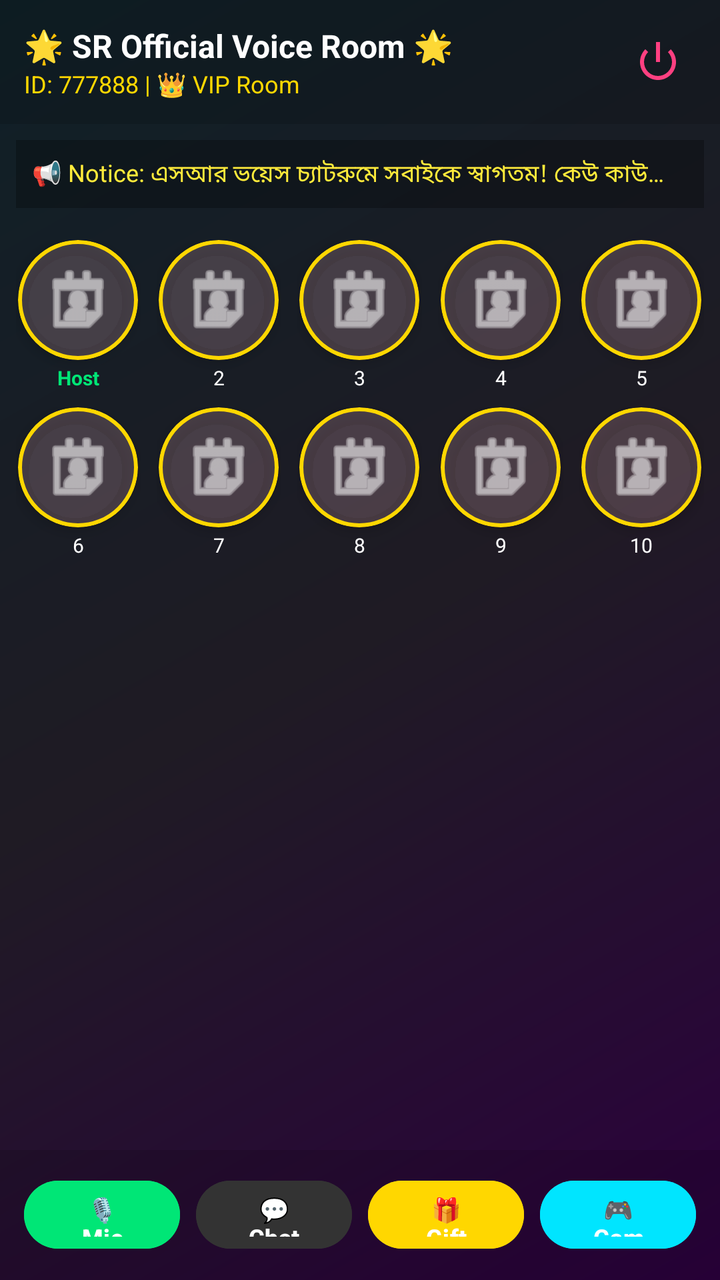
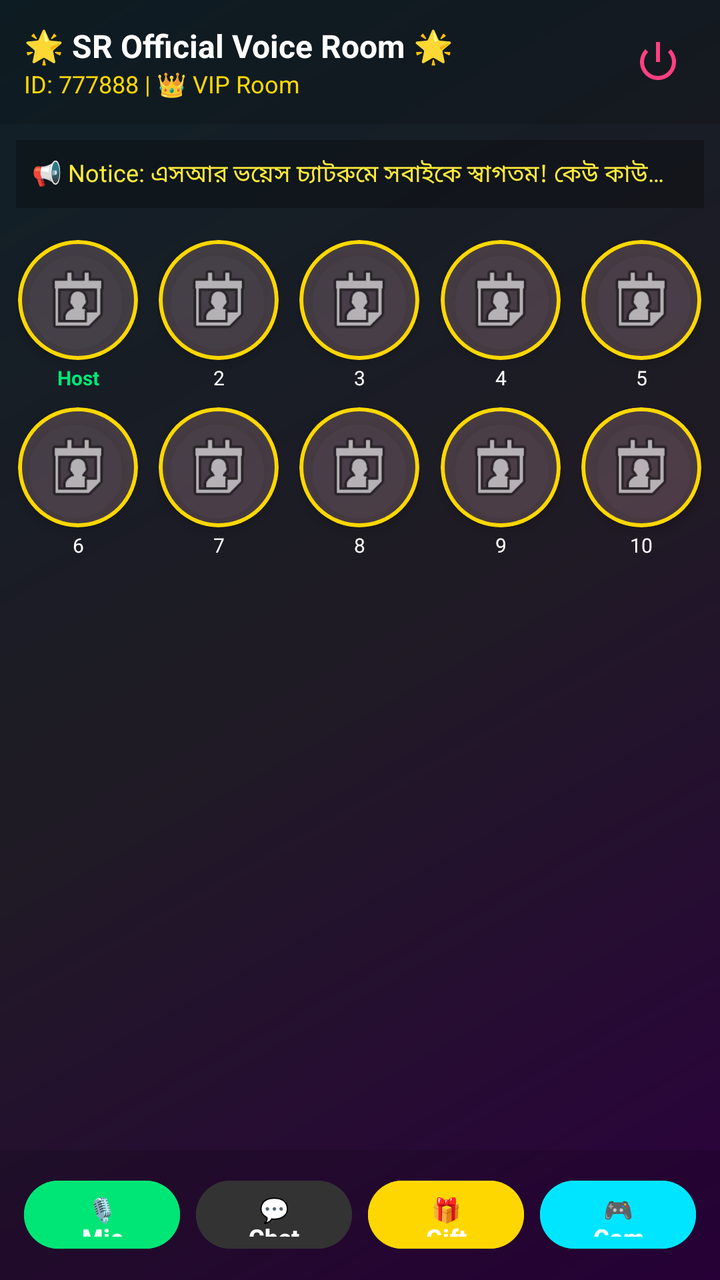

Compare the two renders of this Android layout. The source of the first and the diff that turns it into the second are given below.
<!-- AndroidManifest.xml: activity theme Theme.SRVoiceChat -->
<!-- res/layout/activity_voice_room.xml -->
<?xml version="1.0" encoding="utf-8"?>
<LinearLayout xmlns:android="http://schemas.android.com/apk/res/android"
    xmlns:app="http://schemas.android.com/apk/res-auto"
    android:layout_width="match_parent"
    android:layout_height="match_parent"
    android:orientation="vertical"
    android:background="@drawable/voice_room_bg">

    
    <LinearLayout
        android:layout_width="match_parent"
        android:layout_height="wrap_content"
        android:orientation="horizontal"
        android:padding="12dp"
        android:gravity="center_vertical"
        android:background="#22000000">

        <LinearLayout
            android:layout_width="0dp"
            android:layout_height="wrap_content"
            android:layout_weight="1"
            android:orientation="vertical">

            <TextView
                android:layout_width="wrap_content"
                android:layout_height="wrap_content"
                android:text="🌟 SR Official Voice Room 🌟"
                android:textColor="#FFFFFF"
                android:textSize="16sp"
                android:textStyle="bold" />

            <TextView
                android:layout_width="wrap_content"
                android:layout_height="wrap_content"
                android:text="ID: 777888 | 👑 VIP Room"
                android:textColor="#FFD700"
                android:textSize="12sp" />
        </LinearLayout>

        
        <ImageButton
            android:id="@+id/btnPower"
            android:layout_width="38dp"
            android:layout_height="38dp"
            android:background="?attr/selectableItemBackgroundBorderless"
            android:src="@android:drawable/ic_lock_power_off"
            android:tint="#FF4081"
            android:contentDescription="Power Button" />
    </LinearLayout>

    
    <TextView
        android:layout_width="match_parent"
        android:layout_height="wrap_content"
        android:text="📢 Notice: এসআর ভয়েস চ্যাটরুমে সবাইকে স্বাগতম! কেউ কাউকে অশ্লীল গালিগালাজ করবেন না।"
        android:textColor="#FFEB3B"
        android:textSize="12sp"
        android:padding="8dp"
        android:background="#44000000"
        android:layout_margin="8dp"
        android:maxLines="1"
        android:ellipsize="end"/>

    
    <GridLayout
        android:layout_width="match_parent"
        android:layout_height="wrap_content"
        android:columnCount="5"
        android:padding="4dp"
        android:alignmentMode="alignMargins"
        android:columnOrderPreserved="false"
        android:gravity="center">

        
        <LinearLayout android:layout_width="0dp" android:layout_height="wrap_content" android:layout_columnWeight="1" android:orientation="vertical" android:gravity="center" android:layout_margin="4dp">
            <androidx.cardview.widget.CardView
                android:id="@+id/seatCard1"
                android:layout_width="60dp"
                android:layout_height="60dp"
                app:cardCornerRadius="30dp"
                app:cardElevation="4dp"
                app:cardBackgroundColor="@android:color/transparent">
                <ImageView
                    android:id="@+id/seatImg1"
                    android:layout_width="match_parent"
                    android:layout_height="match_parent"
                    android:scaleType="centerCrop"
                    android:background="@drawable/bg_circle_pink"
                    android:src="@android:drawable/ic_menu_my_calendar"
                    android:padding="10dp"
                    android:tint="#FFFFFF"/>
            </androidx.cardview.widget.CardView>
            <TextView android:id="@+id/seatTxt1" android:layout_width="65dp" android:layout_height="wrap_content" android:text="Host" android:textColor="#00E676" android:textSize="10sp" android:textStyle="bold" android:gravity="center" android:layout_marginTop="2dp" android:maxLines="1" android:ellipsize="end"/>
        </LinearLayout>

        
        <LinearLayout android:layout_width="0dp" android:layout_height="wrap_content" android:layout_columnWeight="1" android:orientation="vertical" android:gravity="center" android:layout_margin="4dp">
            <androidx.cardview.widget.CardView
                android:id="@+id/seatCard2"
                android:layout_width="60dp"
                android:layout_height="60dp"
                app:cardCornerRadius="30dp"
                app:cardElevation="4dp"
                app:cardBackgroundColor="@android:color/transparent">
                <ImageView
                    android:id="@+id/seatImg2"
                    android:layout_width="match_parent"
                    android:layout_height="match_parent"
                    android:scaleType="centerCrop"
                    android:background="@drawable/bg_circle_pink"
                    android:src="@android:drawable/ic_menu_my_calendar"
                    android:padding="10dp"
                    android:tint="#FFFFFF"/>
            </androidx.cardview.widget.CardView>
            <TextView android:id="@+id/seatTxt2" android:layout_width="65dp" android:layout_height="wrap_content" android:text="2" android:textColor="#FFFFFF" android:textSize="10sp" android:gravity="center" android:layout_marginTop="2dp" android:maxLines="1" android:ellipsize="end"/>
        </LinearLayout>

        
        <LinearLayout android:layout_width="0dp" android:layout_height="wrap_content" android:layout_columnWeight="1" android:orientation="vertical" android:gravity="center" android:layout_margin="4dp">
            <androidx.cardview.widget.CardView
                android:id="@+id/seatCard3"
                android:layout_width="60dp"
                android:layout_height="60dp"
                app:cardCornerRadius="30dp"
                app:cardElevation="4dp"
                app:cardBackgroundColor="@android:color/transparent">
                <ImageView
                    android:id="@+id/seatImg3"
                    android:layout_width="match_parent"
                    android:layout_height="match_parent"
                    android:scaleType="centerCrop"
                    android:background="@drawable/bg_circle_pink"
                    android:src="@android:drawable/ic_menu_my_calendar"
                    android:padding="10dp"
                    android:tint="#FFFFFF"/>
            </androidx.cardview.widget.CardView>
            <TextView android:id="@+id/seatTxt3" android:layout_width="65dp" android:layout_height="wrap_content" android:text="3" android:textColor="#FFFFFF" android:textSize="10sp" android:gravity="center" android:layout_marginTop="2dp" android:maxLines="1" android:ellipsize="end"/>
        </LinearLayout>

        
        <LinearLayout android:layout_width="0dp" android:layout_height="wrap_content" android:layout_columnWeight="1" android:orientation="vertical" android:gravity="center" android:layout_margin="4dp">
            <androidx.cardview.widget.CardView
                android:id="@+id/seatCard4"
                android:layout_width="60dp"
                android:layout_height="60dp"
                app:cardCornerRadius="30dp"
                app:cardElevation="4dp"
                app:cardBackgroundColor="@android:color/transparent">
                <ImageView
                    android:id="@+id/seatImg4"
                    android:layout_width="match_parent"
                    android:layout_height="match_parent"
                    android:scaleType="centerCrop"
                    android:background="@drawable/bg_circle_pink"
                    android:src="@android:drawable/ic_menu_my_calendar"
                    android:padding="10dp"
                    android:tint="#FFFFFF"/>
            </androidx.cardview.widget.CardView>
            <TextView android:id="@+id/seatTxt4" android:layout_width="65dp" android:layout_height="wrap_content" android:text="4" android:textColor="#FFFFFF" android:textSize="10sp" android:gravity="center" android:layout_marginTop="2dp" android:maxLines="1" android:ellipsize="end"/>
        </LinearLayout>

        
        <LinearLayout android:layout_width="0dp" android:layout_height="wrap_content" android:layout_columnWeight="1" android:orientation="vertical" android:gravity="center" android:layout_margin="4dp">
            <androidx.cardview.widget.CardView
                android:id="@+id/seatCard5"
                android:layout_width="60dp"
                android:layout_height="60dp"
                app:cardCornerRadius="30dp"
                app:cardElevation="4dp"
                app:cardBackgroundColor="@android:color/transparent">
                <ImageView
                    android:id="@+id/seatImg5"
                    android:layout_width="match_parent"
                    android:layout_height="match_parent"
                    android:scaleType="centerCrop"
                    android:background="@drawable/bg_circle_pink"
                    android:src="@android:drawable/ic_menu_my_calendar"
                    android:padding="10dp"
                    android:tint="#FFFFFF"/>
            </androidx.cardview.widget.CardView>
            <TextView android:id="@+id/seatTxt5" android:layout_width="65dp" android:layout_height="wrap_content" android:text="5" android:textColor="#FFFFFF" android:textSize="10sp" android:gravity="center" android:layout_marginTop="2dp" android:maxLines="1" android:ellipsize="end"/>
        </LinearLayout>

        
        <LinearLayout android:layout_width="0dp" android:layout_height="wrap_content" android:layout_columnWeight="1" android:orientation="vertical" android:gravity="center" android:layout_margin="4dp">
            <androidx.cardview.widget.CardView
                android:id="@+id/seatCard6"
                android:layout_width="60dp"
                android:layout_height="60dp"
                app:cardCornerRadius="30dp"
                app:cardElevation="4dp"
                app:cardBackgroundColor="@android:color/transparent">
                <ImageView
                    android:id="@+id/seatImg6"
                    android:layout_width="match_parent"
                    android:layout_height="match_parent"
                    android:scaleType="centerCrop"
                    android:background="@drawable/bg_circle_pink"
                    android:src="@android:drawable/ic_menu_my_calendar"
                    android:padding="10dp"
                    android:tint="#FFFFFF"/>
            </androidx.cardview.widget.CardView>
            <TextView android:id="@+id/seatTxt6" android:layout_width="65dp" android:layout_height="wrap_content" android:text="6" android:textColor="#FFFFFF" android:textSize="10sp" android:gravity="center" android:layout_marginTop="2dp" android:maxLines="1" android:ellipsize="end"/>
        </LinearLayout>

        
        <LinearLayout android:layout_width="0dp" android:layout_height="wrap_content" android:layout_columnWeight="1" android:orientation="vertical" android:gravity="center" android:layout_margin="4dp">
            <androidx.cardview.widget.CardView
                android:id="@+id/seatCard7"
                android:layout_width="60dp"
                android:layout_height="60dp"
                app:cardCornerRadius="30dp"
                app:cardElevation="4dp"
                app:cardBackgroundColor="@android:color/transparent">
                <ImageView
                    android:id="@+id/seatImg7"
                    android:layout_width="match_parent"
                    android:layout_height="match_parent"
                    android:scaleType="centerCrop"
                    android:background="@drawable/bg_circle_pink"
                    android:src="@android:drawable/ic_menu_my_calendar"
                    android:padding="10dp"
                    android:tint="#FFFFFF"/>
            </androidx.cardview.widget.CardView>
            <TextView android:id="@+id/seatTxt7" android:layout_width="65dp" android:layout_height="wrap_content" android:text="7" android:textColor="#FFFFFF" android:textSize="10sp" android:gravity="center" android:layout_marginTop="2dp" android:maxLines="1" android:ellipsize="end"/>
        </LinearLayout>

        
        <LinearLayout android:layout_width="0dp" android:layout_height="wrap_content" android:layout_columnWeight="1" android:orientation="vertical" android:gravity="center" android:layout_margin="4dp">
            <androidx.cardview.widget.CardView
                android:id="@+id/seatCard8"
                android:layout_width="60dp"
                android:layout_height="60dp"
                app:cardCornerRadius="30dp"
                app:cardElevation="4dp"
                app:cardBackgroundColor="@android:color/transparent">
                <ImageView
                    android:id="@+id/seatImg8"
                    android:layout_width="match_parent"
                    android:layout_height="match_parent"
                    android:scaleType="centerCrop"
                    android:background="@drawable/bg_circle_pink"
                    android:src="@android:drawable/ic_menu_my_calendar"
                    android:padding="10dp"
                    android:tint="#FFFFFF"/>
            </androidx.cardview.widget.CardView>
            <TextView android:id="@+id/seatTxt8" android:layout_width="65dp" android:layout_height="wrap_content" android:text="8" android:textColor="#FFFFFF" android:textSize="10sp" android:gravity="center" android:layout_marginTop="2dp" android:maxLines="1" android:ellipsize="end"/>
        </LinearLayout>

        
        <LinearLayout android:layout_width="0dp" android:layout_height="wrap_content" android:layout_columnWeight="1" android:orientation="vertical" android:gravity="center" android:layout_margin="4dp">
            <androidx.cardview.widget.CardView
                android:id="@+id/seatCard9"
                android:layout_width="60dp"
                android:layout_height="60dp"
                app:cardCornerRadius="30dp"
                app:cardElevation="4dp"
                app:cardBackgroundColor="@android:color/transparent">
                <ImageView
                    android:id="@+id/seatImg9"
                    android:layout_width="match_parent"
                    android:layout_height="match_parent"
                    android:scaleType="centerCrop"
                    android:background="@drawable/bg_circle_pink"
                    android:src="@android:drawable/ic_menu_my_calendar"
                    android:padding="10dp"
                    android:tint="#FFFFFF"/>
            </androidx.cardview.widget.CardView>
            <TextView android:id="@+id/seatTxt9" android:layout_width="65dp" android:layout_height="wrap_content" android:text="9" android:textColor="#FFFFFF" android:textSize="10sp" android:gravity="center" android:layout_marginTop="2dp" android:maxLines="1" android:ellipsize="end"/>
        </LinearLayout>

        
        <LinearLayout android:layout_width="0dp" android:layout_height="wrap_content" android:layout_columnWeight="1" android:orientation="vertical" android:gravity="center" android:layout_margin="4dp">
            <androidx.cardview.widget.CardView
                android:id="@+id/seatCard10"
                android:layout_width="60dp"
                android:layout_height="60dp"
                app:cardCornerRadius="30dp"
                app:cardElevation="4dp"
                app:cardBackgroundColor="@android:color/transparent">
                <ImageView
                    android:id="@+id/seatImg10"
                    android:layout_width="match_parent"
                    android:layout_height="match_parent"
                    android:scaleType="centerCrop"
                    android:background="@drawable/bg_circle_pink"
                    android:src="@android:drawable/ic_menu_my_calendar"
                    android:padding="10dp"
                    android:tint="#FFFFFF"/>
            </androidx.cardview.widget.CardView>
            <TextView android:id="@+id/seatTxt10" android:layout_width="65dp" android:layout_height="wrap_content" android:text="10" android:textColor="#FFFFFF" android:textSize="10sp" android:gravity="center" android:layout_marginTop="2dp" android:maxLines="1" android:ellipsize="end"/>
        </LinearLayout>

    </GridLayout>

    
    <ListView
        android:id="@+id/chatListView"
        android:layout_width="match_parent"
        android:layout_height="0dp"
        android:layout_weight="1"
        android:divider="@null"
        android:stackFromBottom="true"
        android:transcriptMode="normal"
        android:padding="8dp"/>

    
    <LinearLayout
        android:layout_width="match_parent"
        android:layout_height="65dp"
        android:orientation="horizontal"
        android:background="#22000000"
        android:gravity="center"
        android:paddingHorizontal="8dp">

        <Button
            android:id="@+id/btnMicToggle"
            android:layout_width="0dp"
            android:layout_height="42dp"
            android:layout_weight="1"
            android:text="🎙️ Mic"
            android:textColor="#FFFFFF"
            android:textSize="12sp"
            android:backgroundTint="#00E676"
            android:layout_marginHorizontal="4dp"
            android:textStyle="bold"/>

        <Button
            android:id="@+id/btnChatOption"
            android:layout_width="0dp"
            android:layout_height="42dp"
            android:layout_weight="1"
            android:text="💬 Chat"
            android:textColor="#FFFFFF"
            android:textSize="12sp"
            android:backgroundTint="#333333"
            android:layout_marginHorizontal="4dp"
            android:textStyle="bold"/>

        <Button
            android:id="@+id/btnGiftBox"
            android:layout_width="0dp"
            android:layout_height="42dp"
            android:layout_weight="1"
            android:text="🎁 Gift"
            android:textColor="#FFFFFF"
            android:textSize="12sp"
            android:backgroundTint="#FFD700"
            android:layout_marginHorizontal="4dp"
            android:textStyle="bold"/>

        <Button
            android:id="@+id/btnGameBox"
            android:layout_width="0dp"
            android:layout_height="42dp"
            android:layout_weight="1"
            android:text="🎮 Game"
            android:textColor="#FFFFFF"
            android:textSize="12sp"
            android:backgroundTint="#00E5FF"
            android:layout_marginHorizontal="4dp"
            android:textStyle="bold"/>

    </LinearLayout>

</LinearLayout>
<!-- resources referenced by this layout -->
<resources>
  <!-- drawable bg_circle_pink (drawable) -->
  <?xml version="1.0" encoding="utf-8"?>
  <shape xmlns:android="http://schemas.android.com/apk/res/android"
      android:shape="oval">
      
      <solid android:color="#33FFC0CB" />
      
      
      <stroke 
          android:width="2dp" 
          android:color="#FFD700" />
  </shape>
  <!-- drawable voice_room_bg (drawable) -->
  <?xml version="1.0" encoding="utf-8"?>
  <shape xmlns:android="http://schemas.android.com/apk/res/android">
      <gradient
          android:angle="135"
          android:startColor="#2C003E"
          android:centerColor="#1F1B24"
          android:endColor="#0F2027"
          android:type="linear" />
  </shape>
  <style name="Theme.SRVoiceChat" parent="Theme.Material3.DayNight.NoActionBar">
          <item name="colorPrimary">#FF4081</item>
          <item name="android:statusBarColor">#FF4081</item>
          <item name="android:windowLightStatusBar">true</item>
      </style>
</resources>

<!-- the commit's change to res/layout/activity_voice_room.xml (unified diff, before → after) -->
@@ -87,8 +87,7 @@
                     android:scaleType="centerCrop"
                     android:background="@drawable/bg_circle_pink"
                     android:src="@android:drawable/ic_menu_my_calendar"
-                    android:padding="10dp"
-                    android:tint="#FFFFFF"/>
+                    android:padding="10dp"/>
             </androidx.cardview.widget.CardView>
             <TextView android:id="@+id/seatTxt1" android:layout_width="65dp" android:layout_height="wrap_content" android:text="Host" android:textColor="#00E676" android:textSize="10sp" android:textStyle="bold" android:gravity="center" android:layout_marginTop="2dp" android:maxLines="1" android:ellipsize="end"/>
         </LinearLayout>
@@ -109,8 +108,7 @@
                     android:scaleType="centerCrop"
                     android:background="@drawable/bg_circle_pink"
                     android:src="@android:drawable/ic_menu_my_calendar"
-                    android:padding="10dp"
-                    android:tint="#FFFFFF"/>
+                    android:padding="10dp"/>
             </androidx.cardview.widget.CardView>
             <TextView android:id="@+id/seatTxt2" android:layout_width="65dp" android:layout_height="wrap_content" android:text="2" android:textColor="#FFFFFF" android:textSize="10sp" android:gravity="center" android:layout_marginTop="2dp" android:maxLines="1" android:ellipsize="end"/>
         </LinearLayout>
@@ -131,8 +129,7 @@
                     android:scaleType="centerCrop"
                     android:background="@drawable/bg_circle_pink"
                     android:src="@android:drawable/ic_menu_my_calendar"
-                    android:padding="10dp"
-                    android:tint="#FFFFFF"/>
+                    android:padding="10dp"/>
             </androidx.cardview.widget.CardView>
             <TextView android:id="@+id/seatTxt3" android:layout_width="65dp" android:layout_height="wrap_content" android:text="3" android:textColor="#FFFFFF" android:textSize="10sp" android:gravity="center" android:layout_marginTop="2dp" android:maxLines="1" android:ellipsize="end"/>
         </LinearLayout>
@@ -153,8 +150,7 @@
                     android:scaleType="centerCrop"
                     android:background="@drawable/bg_circle_pink"
                     android:src="@android:drawable/ic_menu_my_calendar"
-                    android:padding="10dp"
-                    android:tint="#FFFFFF"/>
+                    android:padding="10dp"/>
             </androidx.cardview.widget.CardView>
             <TextView android:id="@+id/seatTxt4" android:layout_width="65dp" android:layout_height="wrap_content" android:text="4" android:textColor="#FFFFFF" android:textSize="10sp" android:gravity="center" android:layout_marginTop="2dp" android:maxLines="1" android:ellipsize="end"/>
         </LinearLayout>
@@ -175,8 +171,7 @@
                     android:scaleType="centerCrop"
                     android:background="@drawable/bg_circle_pink"
                     android:src="@android:drawable/ic_menu_my_calendar"
-                    android:padding="10dp"
-                    android:tint="#FFFFFF"/>
+                    android:padding="10dp"/>
             </androidx.cardview.widget.CardView>
             <TextView android:id="@+id/seatTxt5" android:layout_width="65dp" android:layout_height="wrap_content" android:text="5" android:textColor="#FFFFFF" android:textSize="10sp" android:gravity="center" android:layout_marginTop="2dp" android:maxLines="1" android:ellipsize="end"/>
         </LinearLayout>
@@ -197,8 +192,7 @@
                     android:scaleType="centerCrop"
                     android:background="@drawable/bg_circle_pink"
                     android:src="@android:drawable/ic_menu_my_calendar"
-                    android:padding="10dp"
-                    android:tint="#FFFFFF"/>
+                    android:padding="10dp"/>
             </androidx.cardview.widget.CardView>
             <TextView android:id="@+id/seatTxt6" android:layout_width="65dp" android:layout_height="wrap_content" android:text="6" android:textColor="#FFFFFF" android:textSize="10sp" android:gravity="center" android:layout_marginTop="2dp" android:maxLines="1" android:ellipsize="end"/>
         </LinearLayout>
@@ -219,8 +213,7 @@
                     android:scaleType="centerCrop"
                     android:background="@drawable/bg_circle_pink"
                     android:src="@android:drawable/ic_menu_my_calendar"
-                    android:padding="10dp"
-                    android:tint="#FFFFFF"/>
+                    android:padding="10dp"/>
             </androidx.cardview.widget.CardView>
             <TextView android:id="@+id/seatTxt7" android:layout_width="65dp" android:layout_height="wrap_content" android:text="7" android:textColor="#FFFFFF" android:textSize="10sp" android:gravity="center" android:layout_marginTop="2dp" android:maxLines="1" android:ellipsize="end"/>
         </LinearLayout>
@@ -241,8 +234,7 @@
                     android:scaleType="centerCrop"
                     android:background="@drawable/bg_circle_pink"
                     android:src="@android:drawable/ic_menu_my_calendar"
-                    android:padding="10dp"
-                    android:tint="#FFFFFF"/>
+                    android:padding="10dp"/>
             </androidx.cardview.widget.CardView>
             <TextView android:id="@+id/seatTxt8" android:layout_width="65dp" android:layout_height="wrap_content" android:text="8" android:textColor="#FFFFFF" android:textSize="10sp" android:gravity="center" android:layout_marginTop="2dp" android:maxLines="1" android:ellipsize="end"/>
         </LinearLayout>
@@ -263,8 +255,7 @@
                     android:scaleType="centerCrop"
                     android:background="@drawable/bg_circle_pink"
                     android:src="@android:drawable/ic_menu_my_calendar"
-                    android:padding="10dp"
-                    android:tint="#FFFFFF"/>
+                    android:padding="10dp"/>
             </androidx.cardview.widget.CardView>
             <TextView android:id="@+id/seatTxt9" android:layout_width="65dp" android:layout_height="wrap_content" android:text="9" android:textColor="#FFFFFF" android:textSize="10sp" android:gravity="center" android:layout_marginTop="2dp" android:maxLines="1" android:ellipsize="end"/>
         </LinearLayout>
@@ -285,8 +276,7 @@
                     android:scaleType="centerCrop"
                     android:background="@drawable/bg_circle_pink"
                     android:src="@android:drawable/ic_menu_my_calendar"
-                    android:padding="10dp"
-                    android:tint="#FFFFFF"/>
+                    android:padding="10dp"/>
             </androidx.cardview.widget.CardView>
             <TextView android:id="@+id/seatTxt10" android:layout_width="65dp" android:layout_height="wrap_content" android:text="10" android:textColor="#FFFFFF" android:textSize="10sp" android:gravity="center" android:layout_marginTop="2dp" android:maxLines="1" android:ellipsize="end"/>
         </LinearLayout>
